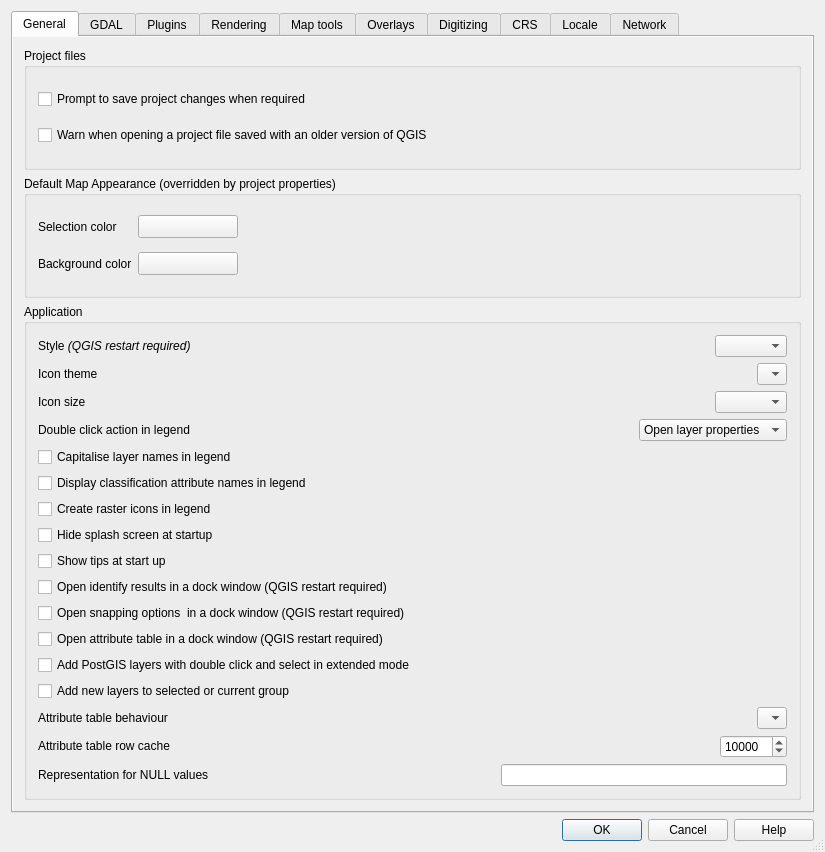
The window that src/ui/qgsoptionsbase.ui (qgis/QGIS) describes before a commit, drawn with Qt 5.
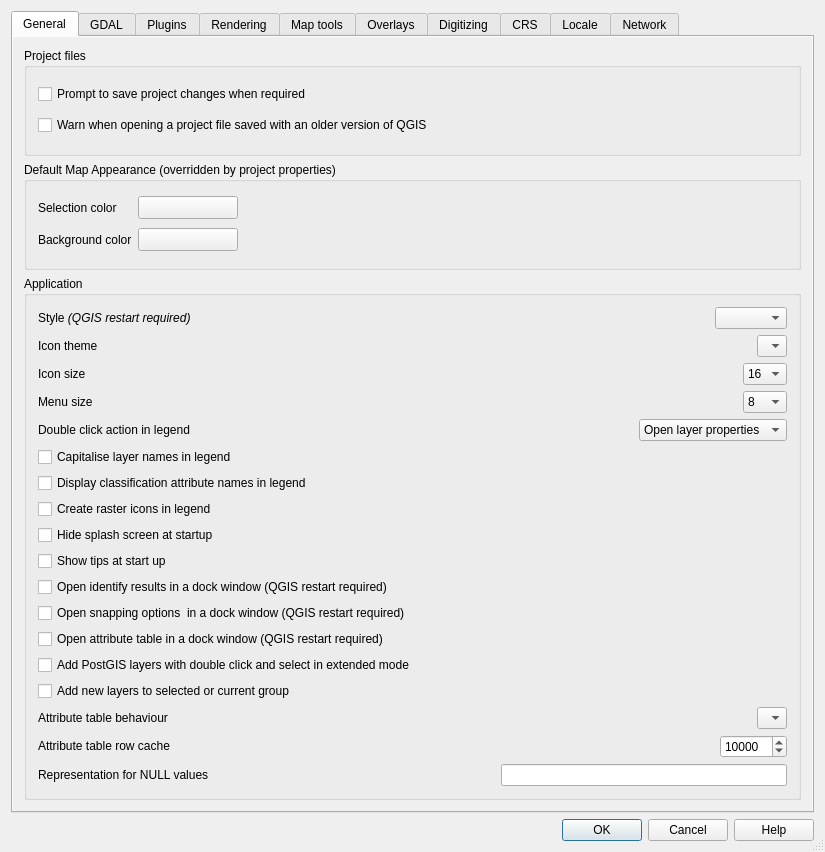
The same window after the commit. Icons and pictures are not drawn. Custom widgets are drawn as their Qt base class.

```diff
--- a/src/ui/qgsoptionsbase.ui
+++ b/src/ui/qgsoptionsbase.ui
@@ -280,6 +280,64 @@
                   <property name="duplicatesEnabled">
                    <bool>false</bool>
                   </property>
+                  <item>
+                   <property name="text">
+                    <string>16</string>
+                   </property>
+                  </item>
+                  <item>
+                   <property name="text">
+                    <string>24</string>
+                   </property>
+                  </item>
+                  <item>
+                   <property name="text">
+                    <string>32</string>
+                   </property>
+                  </item>
+                 </widget>
+                </item>
+               </layout>
+              </item>
+              <item>
+               <layout class="QHBoxLayout" name="horizontalLayout_11">
+                <item>
+                 <widget class="QLabel" name="label_20">
+                  <property name="text">
+                   <string>Menu size</string>
+                  </property>
+                 </widget>
+                </item>
+                <item>
+                 <spacer name="horizontalSpacer_9">
+                  <property name="orientation">
+                   <enum>Qt::Horizontal</enum>
+                  </property>
+                  <property name="sizeHint" stdset="0">
+                   <size>
+                    <width>40</width>
+                    <height>20</height>
+                   </size>
+                  </property>
+                 </spacer>
+                </item>
+                <item>
+                 <widget class="QComboBox" name="cmbFontSize">
+                  <item>
+                   <property name="text">
+                    <string>8</string>
+                   </property>
+                  </item>
+                  <item>
+                   <property name="text">
+                    <string>12</string>
+                   </property>
+                  </item>
+                  <item>
+                   <property name="text">
+                    <string>16</string>
+                   </property>
+                  </item>
                  </widget>
                 </item>
                </layout>
```
Left out of the diff: 7 changed lines with no effect on the pictures.
